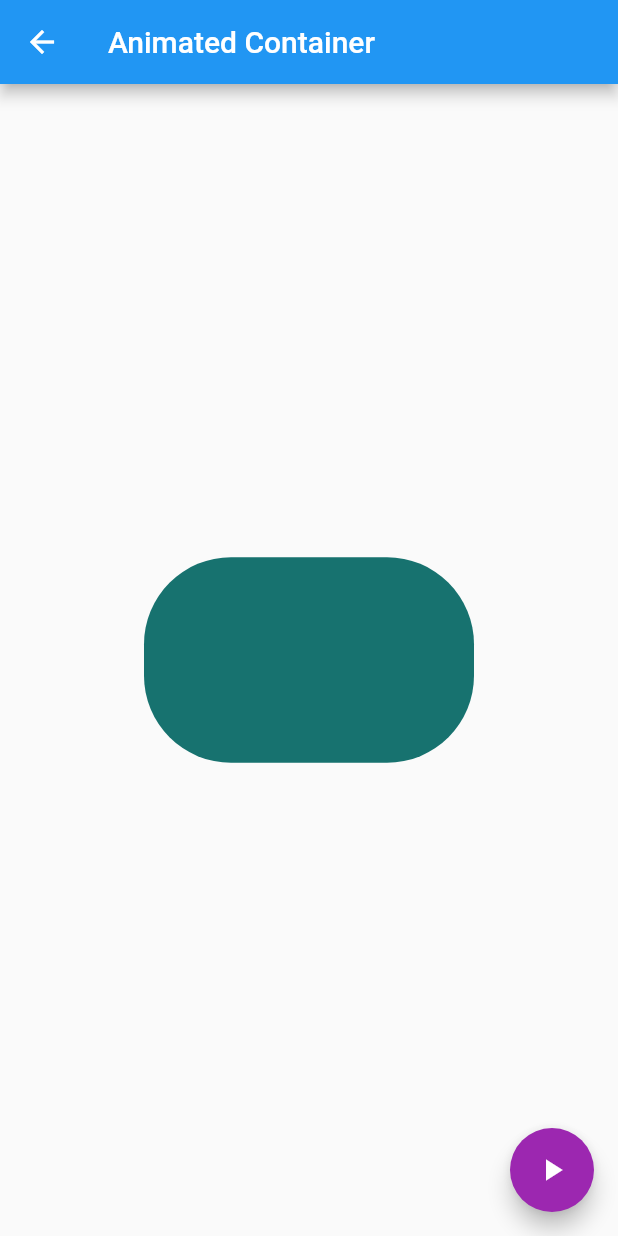
After one commit to Juli15Boy/flutter_testing_components, a Flutter app: the AnimatedContainerPage screen opened by its route, after a tap on the "play arrow" icon, on a phone screen of 412 x 824 dp. The commit adds this screen. Run offline on Flutter 3.47's test engine with Material 2 defaults, Android fonts, the phone set to English and light mode, and no system bars.

Commit message:
Animated Container

```diff
--- a/data/menu_opts.json
+++ b/data/menu_opts.json
@@ -15,6 +15,11 @@
             "route" : "card",
             "icon" : "folder_open",
             "text": "Cards"
+        },
+        {
+            "route" : "animatedContainer",
+            "icon" : "donut_large",
+            "text": "Animated Container"
         }
     ]
 }
--- /dev/null
+++ b/lib/src/pages/animated_container.dart
@@ -0,0 +1,54 @@
+import 'dart:math';
+
+import 'package:flutter/material.dart';
+
+class AnimatedContainerPage extends StatefulWidget {
+  AnimatedContainerPage({Key key}) : super(key: key);
+
+  @override
+  _AnimatedContainerPageState createState() => _AnimatedContainerPageState();
+}
+
+class _AnimatedContainerPageState extends State<AnimatedContainerPage> {
+  double _width = 50.0;
+  double _height = 50.0;
+  int _duration = 500;
+  Color _color = Colors.pink;
+
+  BorderRadiusGeometry _borderRadius = BorderRadius.circular(8.0);
+
+  @override
+  Widget build(BuildContext context) {
+    return Scaffold(
+      appBar: AppBar(
+        title: Text('Animated Container'),
+      ),
+      body: Center(
+        child: AnimatedContainer(
+          duration: Duration(milliseconds: _duration),
+          curve: Curves.fastOutSlowIn,
+          width: _width,
+          height: _height,
+          decoration: BoxDecoration(borderRadius: _borderRadius, color: _color),
+        ),
+      ),
+      floatingActionButton: FloatingActionButton(
+        child: Icon(Icons.play_arrow),
+        onPressed: _changeAnimationParams,
+        backgroundColor: Colors.purple,
+      ),
+    );
+  }
+
+  void _changeAnimationParams() {
+    final random = Random();
+
+    setState(() {
+      _width = random.nextInt(300).toDouble();
+      _height = random.nextInt(300).toDouble();
+      _color = Color.fromRGBO(
+          random.nextInt(255), random.nextInt(255), random.nextInt(255), 1);
+      _borderRadius = BorderRadius.circular(random.nextInt(100).toDouble());
+    });
+  }
+}
--- a/lib/src/routes/routes.dart
+++ b/lib/src/routes/routes.dart
@@ -4,6 +4,7 @@ import 'package:flutter_components/src/pages/alert_page.dart';
 import 'package:flutter_components/src/pages/avatar_page.dart';
 import 'package:flutter_components/src/pages/card_page.dart';
 import 'package:flutter_components/src/pages/home_page.dart';
+import 'package:flutter_components/src/pages/animated_container.dart';
 
 Map<String, WidgetBuilder> getApplicationRoutes() {
   return <String, WidgetBuilder>{
@@ -11,5 +12,6 @@ Map<String, WidgetBuilder> getApplicationRoutes() {
     'alert': (BuildContext context) => AlertPage(),
     'avatar': (BuildContext context) => AvatarPage(),
     'card': (BuildContext context) => CardPage(),
+    'animatedContainer': (BuildContext context) => AnimatedContainerPage(),
   };
 }
--- a/lib/src/utils/icon_string_util.dart
+++ b/lib/src/utils/icon_string_util.dart
@@ -4,6 +4,7 @@ final _icons = <String, IconData>{
   'add_alert': Icons.add_alert,
   'accessibility': Icons.accessibility,
   'folder_open': Icons.folder_open,
+  'donut_large': Icons.donut_large
 };
 
 Icon getIcon(String iconName) {
```
Also changed, not shown: lib/src/pages/avatar_page.dart (+25 -0 lines).
